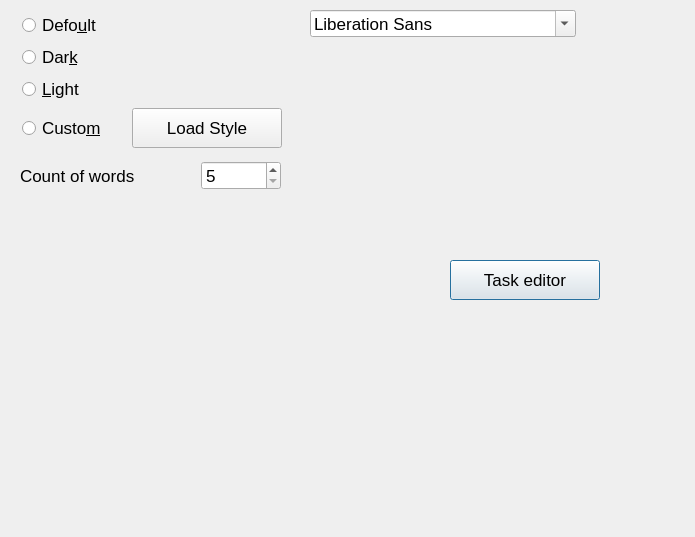
Old version of the form Translate/settingsform.ui in the repository gagikpog/TestAndTranslate.
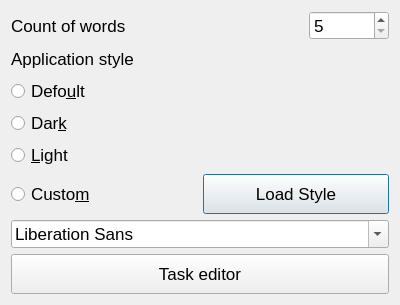
New version of the form.

Patch:
```diff
--- a/Translate/settingsform.ui
+++ b/Translate/settingsform.ui
@@ -6,10 +6,16 @@
    <rect>
     <x>0</x>
     <y>0</y>
-    <width>695</width>
-    <height>537</height>
+    <width>400</width>
+    <height>305</height>
    </rect>
   </property>
+  <property name="maximumSize">
+   <size>
+    <width>400</width>
+    <height>500</height>
+   </size>
+  </property>
   <property name="font">
    <font>
     <pointsize>13</pointsize>
@@ -21,34 +27,50 @@
   <property name="styleSheet">
    <string notr="true"/>
   </property>
-  <widget class="QPushButton" name="btmSManager">
-   <property name="geometry">
-    <rect>
-     <x>450</x>
-     <y>260</y>
-     <width>150</width>
-     <height>40</height>
-    </rect>
-   </property>
+  <layout class="QVBoxLayout" name="verticalLayout_4">
+   <item>
+    <layout class="QHBoxLayout" name="horizontalLayout_2">
+     <item>
+      <widget class="QLabel" name="labelWord">
+       <property name="text">
+        <string>Count of words</string>
+       </property>
+      </widget>
+     </item>
+     <item>
+      <widget class="QSpinBox" name="spinBox">
    <property name="minimumSize">
     <size>
-     <width>150</width>
-     <height>40</height>
-    </size>
-   </property>
+         <width>70</width>
+         <height>0</height>
+        </size>
+       </property>
+       <property name="maximumSize">
+        <size>
+         <width>80</width>
+         <height>16777215</height>
+        </size>
+       </property>
+       <property name="minimum">
+        <number>5</number>
+       </property>
+       <property name="maximum">
+        <number>40</number>
+       </property>
+      </widget>
+     </item>
+    </layout>
+   </item>
+   <item>
+    <layout class="QVBoxLayout" name="verticalLayout_3">
+     <item>
+      <widget class="QLabel" name="labelStyle">
    <property name="text">
-    <string>Task editor</string>
-   </property>
-  </widget>
-  <widget class="QWidget" name="layoutWidget">
-   <property name="geometry">
-    <rect>
-     <x>22</x>
-     <y>12</y>
-     <width>260</width>
-     <height>137</height>
-    </rect>
-   </property>
+        <string>Application style</string>
+       </property>
+      </widget>
+     </item>
+     <item>
    <layout class="QVBoxLayout" name="verticalLayout">
     <item>
      <widget class="QRadioButton" name="rBtmDefoult">
@@ -120,58 +142,30 @@
      </layout>
     </item>
    </layout>
-  </widget>
-  <widget class="QFontComboBox" name="fontComboBox">
-   <property name="geometry">
-    <rect>
-     <x>310</x>
-     <y>10</y>
-     <width>266</width>
-     <height>27</height>
-    </rect>
-   </property>
-  </widget>
-  <widget class="QWidget" name="">
-   <property name="geometry">
-    <rect>
-     <x>20</x>
-     <y>160</y>
-     <width>261</width>
-     <height>32</height>
-    </rect>
-   </property>
-   <layout class="QHBoxLayout" name="horizontalLayout_2">
+     </item>
+    </layout>
+   </item>
     <item>
-     <widget class="QLabel" name="labelWord">
-      <property name="text">
-       <string>Count of words</string>
-      </property>
-     </widget>
+    <layout class="QVBoxLayout" name="verticalLayout_2">
+     <item>
+      <widget class="QFontComboBox" name="fontComboBox"/>
     </item>
     <item>
-     <widget class="QSpinBox" name="spinBox">
+      <widget class="QPushButton" name="btmSManager">
       <property name="minimumSize">
        <size>
-        <width>70</width>
-        <height>0</height>
-       </size>
-      </property>
-      <property name="maximumSize">
-       <size>
-        <width>80</width>
-        <height>16777215</height>
-       </size>
-      </property>
-      <property name="minimum">
-       <number>5</number>
-      </property>
-      <property name="maximum">
-       <number>40</number>
-      </property>
+         <width>150</width>
+         <height>40</height>
+        </size>
+       </property>
+       <property name="text">
+        <string>Task editor</string>
+       </property>
      </widget>
     </item>
    </layout>
-  </widget>
+   </item>
+  </layout>
  </widget>
  <resources/>
  <connections/>
```
Lines whose indentation alone changed are shown as unchanged.
